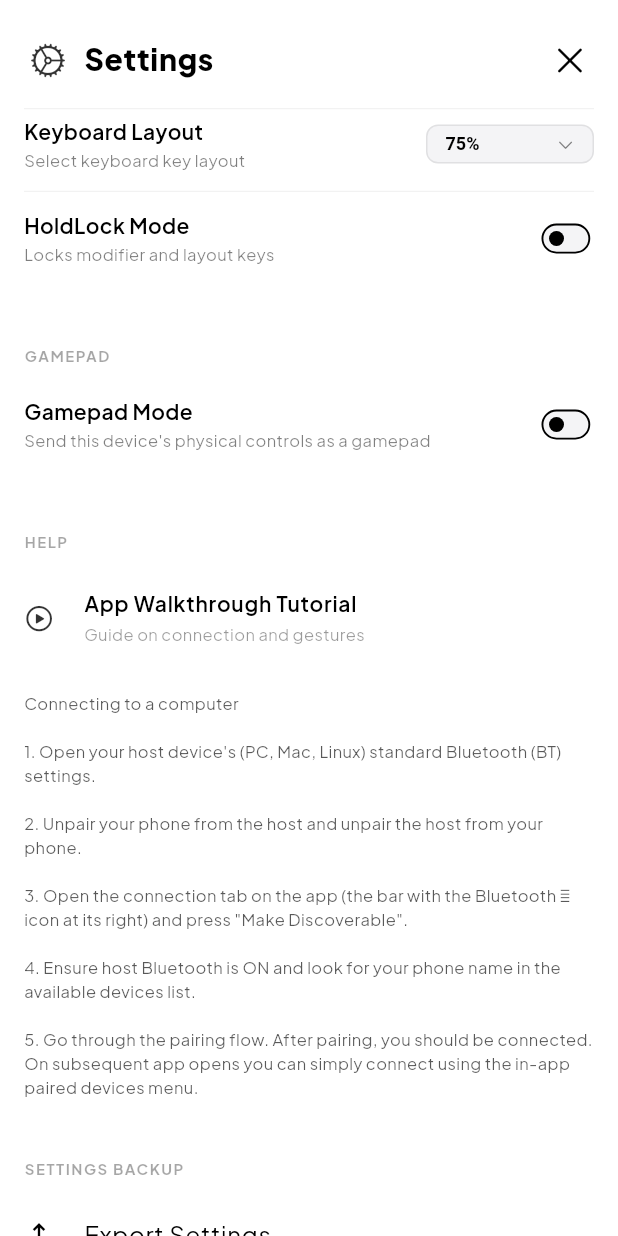
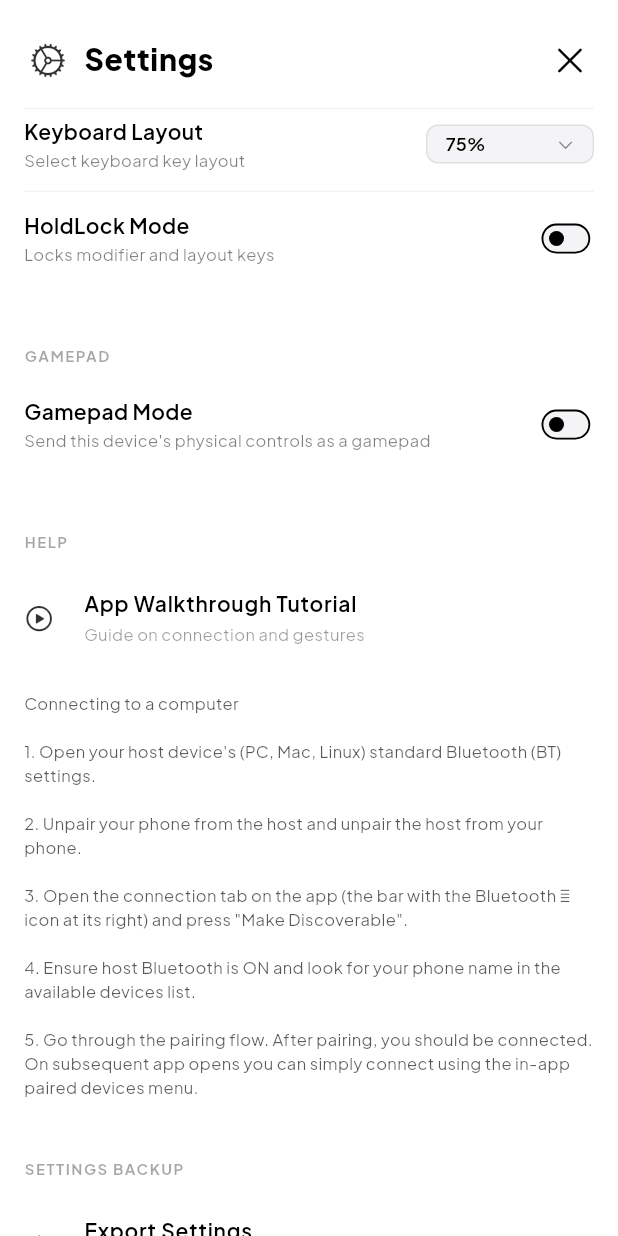
Before and after one commit to Poggecci/couchmouse, a Flutter app: the ControlDrawer widget shown alone on an empty page, opened directly with empty values, scrolled down 576 dp, on a phone screen of 412 x 824 dp. Run offline on Flutter 3.47's test engine with Material 3 defaults, Android fonts, the phone set to English and light mode, and no system bars; our stand-ins replace flutter_riverpod, google_fonts, permission_handler, shared_preferences; accounts and stored records are empty.

Commit message:
fix(settings): fit the keyboard layout names and match the backup rows
The layout dropdown is 112 px wide, so "Full-Size (100%)", "Compact
Full-Size (96%)" and "Tenkeyless / TKL (80%)" wrapped onto a clipped
second line. The closed button now shows only the size (100%, 96%,
80%, ...), and the menu is 220 px wide so each full name fits on one
line. The dropdown text also uses the app font instead of the system
font.

Export Settings and Import Settings used the default list tile style,
larger than every other row in the menu and with an unmuted subtitle.
They now match the walkthrough row, and Export has a subtitle too.

Co-Authored-By: Claude Opus 5.5 <noreply@anthropic.com>

```diff
--- a/lib/widgets/control_drawer.dart
+++ b/lib/widgets/control_drawer.dart
@@ -301,6 +301,7 @@ class _ControlDrawerState extends ConsumerState<ControlDrawer> {
                           isExpanded: true,
                           isDense: true,
                           value: settings.keyboardKind,
+                          menuWidth: 220,
                           dropdownColor: const Color(0xFFFFFFFF),
                           underline: const SizedBox(),
                           icon: const Icon(
@@ -308,16 +309,23 @@ class _ControlDrawerState extends ConsumerState<ControlDrawer> {
                             size: 12,
                             color: Colors.black54,
                           ),
-                          style: const TextStyle(
-                            color: Colors.black,
-                            fontWeight: FontWeight.w600,
-                            fontSize: 12,
-                          ),
+                          style: Theme.of(context).textTheme.bodyMedium!
+                              .copyWith(
+                                color: Colors.black,
+                                fontWeight: FontWeight.w600,
+                                fontSize: 12,
+                              ),
                           onChanged: (val) {
                             if (val != null) {
                               widget.onKeyboardKindChanged(val);
                             }
                           },
+                          // Full names don't fit here, so the closed button
+                          // shows only the size; the menu lists full names.
+                          selectedItemBuilder: (context) => [
+                            for (final kind in KeyboardKind.values)
+                              Text(RegExp(r'\d+%').firstMatch(kind.name)![0]!),
+                          ],
                           items: KeyboardKind.values.map((kind) {
                             return DropdownMenuItem<KeyboardKind>(
                               value: kind,
@@ -416,15 +424,50 @@ class _ControlDrawerState extends ConsumerState<ControlDrawer> {
                   _buildSectionHeader("SETTINGS BACKUP"),
 
                   ListTile(
-                    leading: const Icon(Icons.file_upload_outlined, size: 20),
-                    title: const Text("Export Settings"),
+                    contentPadding: const EdgeInsets.symmetric(horizontal: 16),
+                    leading: Icon(
+                      Icons.file_upload_outlined,
+                      color: Colors.black.withValues(alpha: 0.8),
+                      size: 20,
+                    ),
+                    title: const Text(
+                      "Export Settings",
+                      style: TextStyle(
+                        fontSize: 14,
+                        fontWeight: FontWeight.w600,
+                        color: Colors.black,
+                      ),
+                    ),
+                    subtitle: Text(
+                      "Save your settings to a backup file",
+                      style: TextStyle(
+                        fontSize: 11,
+                        color: Colors.black.withValues(alpha: 0.4),
+                      ),
+                    ),
                     onTap: widget.onExportSettings,
                   ),
                   ListTile(
-                    leading: const Icon(Icons.file_download_outlined, size: 20),
-                    title: const Text("Import Settings"),
-                    subtitle: const Text(
+                    contentPadding: const EdgeInsets.symmetric(horizontal: 16),
+                    leading: Icon(
+                      Icons.file_download_outlined,
+                      color: Colors.black.withValues(alpha: 0.8),
+                      size: 20,
+                    ),
+                    title: const Text(
+                      "Import Settings",
+                      style: TextStyle(
+                        fontSize: 14,
+                        fontWeight: FontWeight.w600,
+                        color: Colors.black,
+                      ),
+                    ),
+                    subtitle: Text(
                       "Replace current settings from a backup file",
+                      style: TextStyle(
+                        fontSize: 11,
+                        color: Colors.black.withValues(alpha: 0.4),
+                      ),
                     ),
                     onTap: widget.onImportSettings,
                   ),
```
